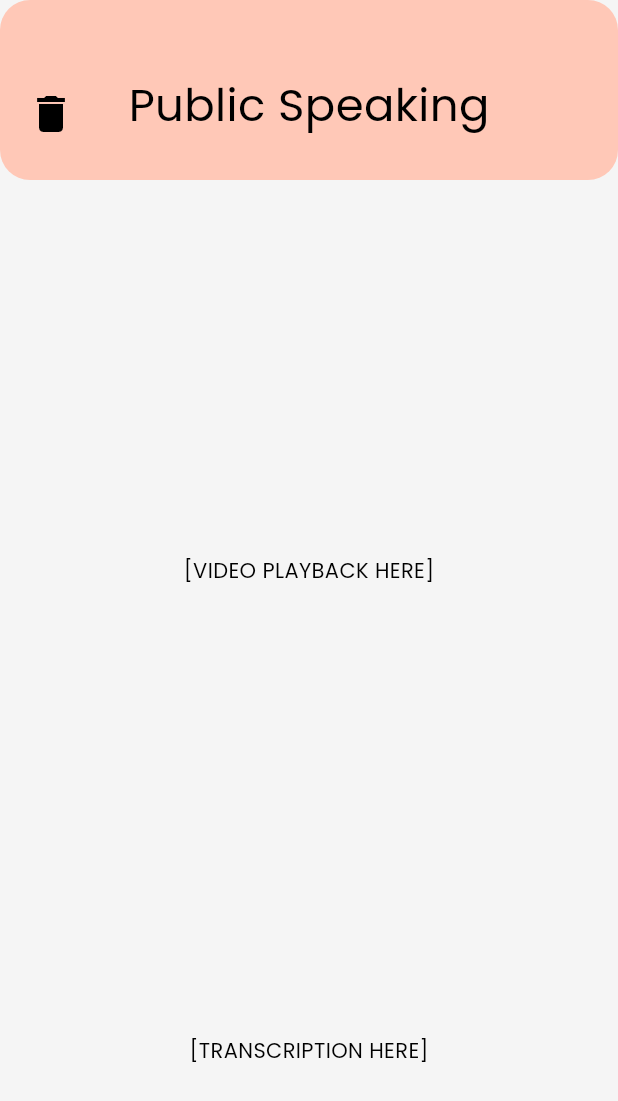
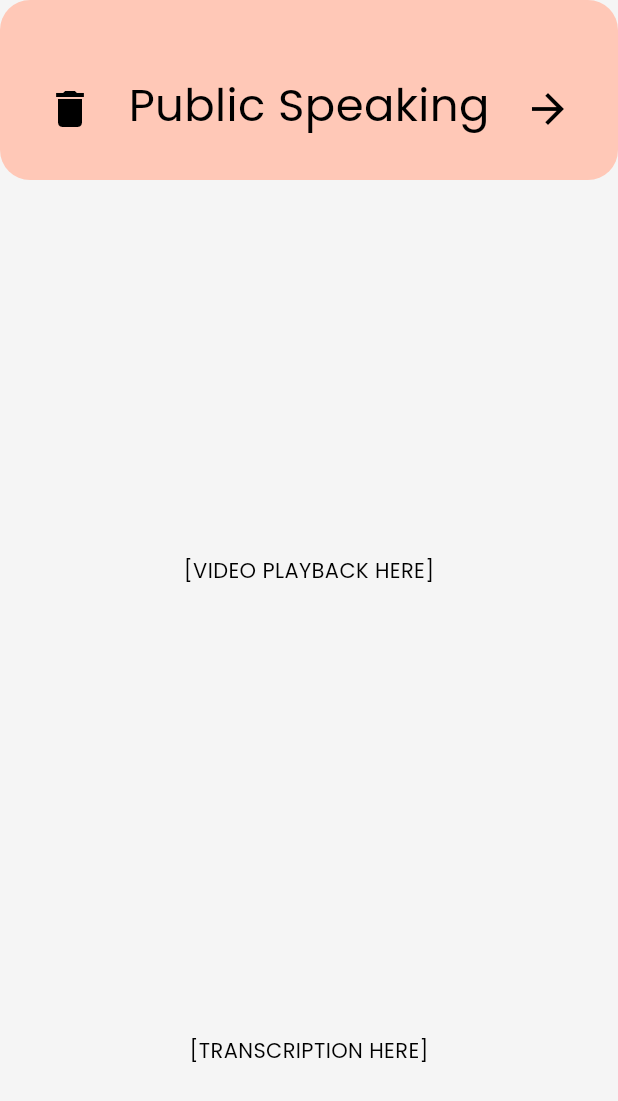
Before and after one commit to SpeakUP-Mobile/SpeakUP-App, a Flutter app: the PublicSpeakSpeechAnalysis screen opened directly with empty values, after a tap on the "delete" icon, on a phone screen of 412 x 824 dp. Shown: the top 1101 px of the screen. Run offline on Flutter 3.47's test engine with Material 3 defaults, Android fonts, the phone set to English and light mode, and no system bars; our stand-ins replace firebase_core, get, image_picker, simple_gradient_text; accounts and stored records are empty.

Commit message:
Added delete button to speech analysis page

```diff
--- a/lib/speech_screen/public_speak_speech_analysis.dart
+++ b/lib/speech_screen/public_speak_speech_analysis.dart
@@ -2,6 +2,8 @@ import 'package:flutter/material.dart';
 import 'package:get/get.dart';
 import 'package:path_provider/path_provider.dart';
 import 'dart:io';
+
+import 'package:public_speak_cac_2024/speech_screen/public_speak_speech.dart';
 
 class PublicSpeakSpeechAnalysis extends StatefulWidget {
   final String fileName;
@@ -34,7 +36,7 @@ class _PublicSpeakSpeechAnalysisState extends State<PublicSpeakSpeechAnalysis> {
     final video = File(videoPath);
     await video.delete();
     file.delete();
-    Get.back();
+    Get.to(const PublicSpeakSpeech());
   }
 
   @override
@@ -51,10 +53,23 @@ class _PublicSpeakSpeechAnalysisState extends State<PublicSpeakSpeechAnalysis> {
                   borderRadius: BorderRadius.all(Radius.circular(20)),
                   color: Color(0xFFFFC8B7),
                 ),
-                child: Center(
-                    child: Column(
-                        mainAxisAlignment: MainAxisAlignment.end,
+                child: Row(
+                  mainAxisAlignment: MainAxisAlignment.center,
+                  crossAxisAlignment: CrossAxisAlignment.center,
                   children: [
+                    Padding(
+                      padding: const EdgeInsets.only(top: 25.0),
+                      child: IconButton(
+                          onPressed: () {
+                            deletePrompt();
+                          },
+                          iconSize: 32,
+                          color: Colors.black,
+                          icon: const Icon(Icons.delete)),
+                    ),
+                    Padding(
+                      padding: const EdgeInsets.symmetric(horizontal: 15.0),
+                      child: Column(children: [
                         const Spacer(),
                         const SizedBox(height: 40),
                         const Text('Public Speaking',
@@ -63,17 +78,21 @@ class _PublicSpeakSpeechAnalysisState extends State<PublicSpeakSpeechAnalysis> {
                             )),
                         Text(widget.fileName),
                         const Spacer(),
-                    ]))),
+                      ]),
                     ),
-          Container(
-            margin: const EdgeInsets.only(top: 52, left: 10),
+                    Padding(
+                      padding: const EdgeInsets.only(top: 25.0),
                       child: IconButton(
                         onPressed: () {
-                  deletePrompt();
+                          Get.to(const PublicSpeakSpeech());
                         },
                         iconSize: 32,
                         color: Colors.black,
-                icon: const Icon(Icons.delete)),
+                        icon: const Icon(Icons.arrow_forward),
+                      ),
+                    )
+                  ],
+                )),
           ),
         ],
       ),
```
Lines whose indentation alone changed are shown as unchanged.
